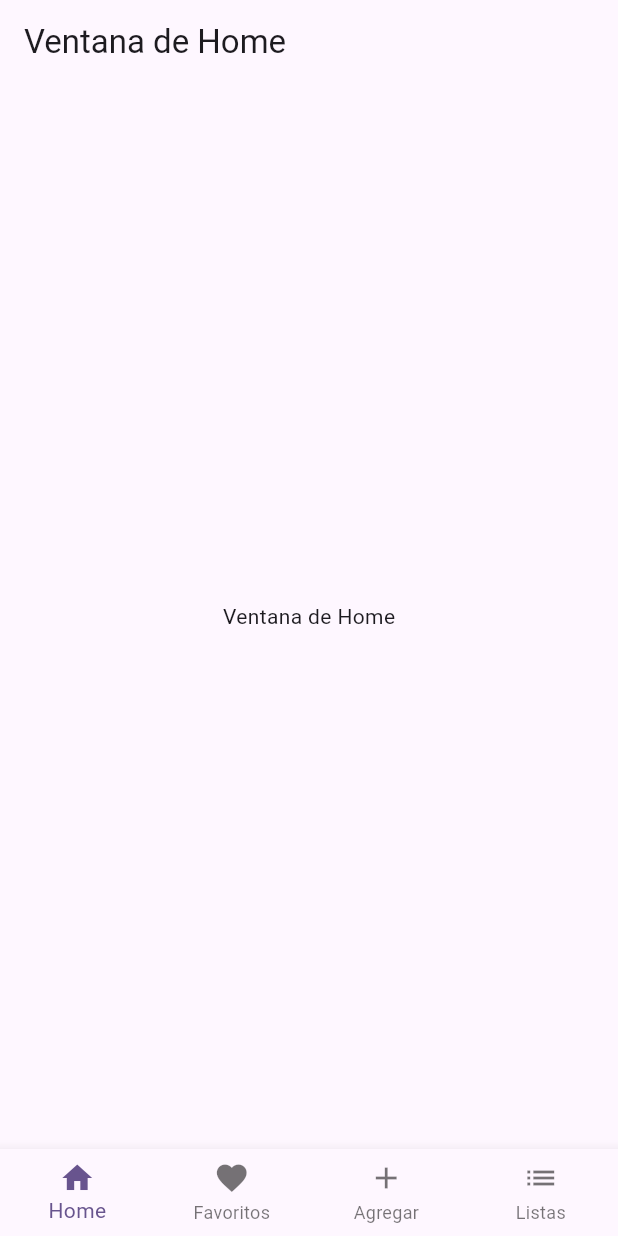
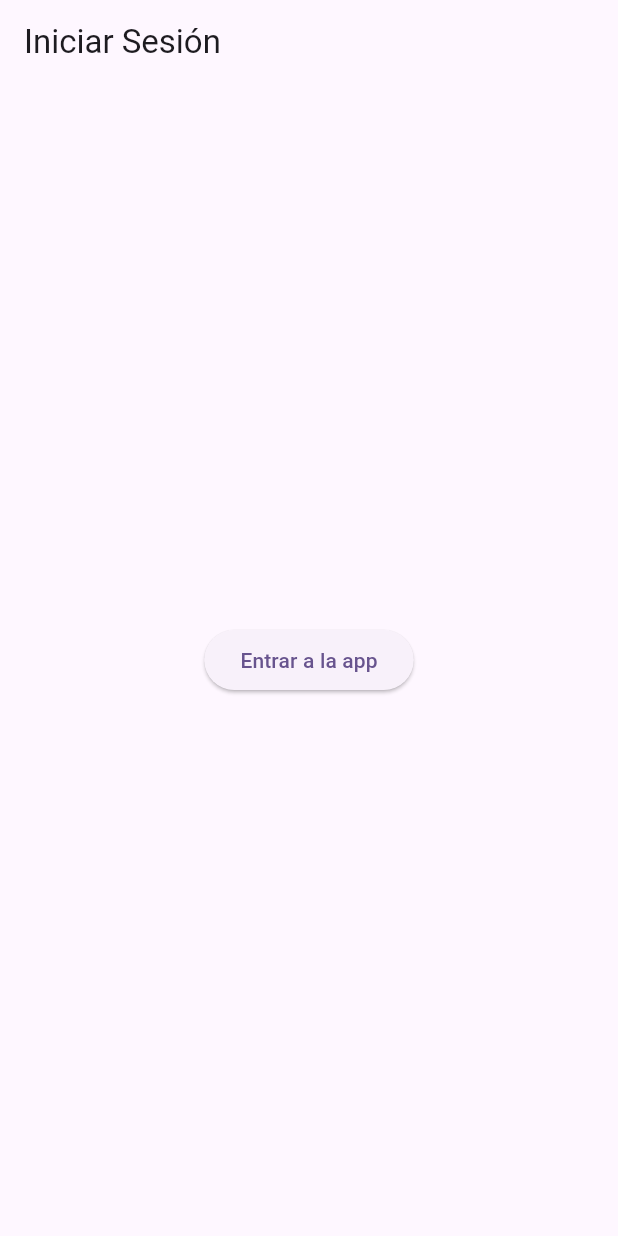
Before and after one commit to Hdz-JC/AppDrinkify, a Flutter app: the screen it shows after launch, on a phone screen of 412 x 824 dp. Run offline on Flutter 3.47's test engine with Material 3 defaults, Android fonts, the phone set to English and light mode, and no system bars; our stand-ins replace go_router.

Commit message:
Second version

```diff
--- a/lib/app_router.dart
+++ b/lib/app_router.dart
@@ -1,17 +1,36 @@
+import 'package:flutter/material.dart';
 import 'package:go_router/go_router.dart';
-import 'package:flutter/material.dart';
-
+import 'controllers/auth_controller.dart';
 import 'views/home_view.dart';
 import 'views/favoritos_view.dart';
 import 'views/agregar_view.dart';
 import 'views/listas_view.dart';
+import 'views/login_view.dart';
+import 'views/registro_view.dart';
 
-final GoRouter appRouter = GoRouter(
-  initialLocation: '/home',
+GoRouter createRouter(AuthController authController) {
+  return GoRouter(
+    initialLocation: '/login',
+    refreshListenable: authController,
+    redirect: (context, state) {
+      final loggedIn = authController.isLoggedIn;
+      final location = state.uri.toString(); // reemplazo de 'subloc'
+      final loggingIn = location == '/login' || location == '/registro';
+
+      if (!loggedIn && !loggingIn) return '/login';
+      if (loggedIn && loggingIn) return '/home';
+      return null; // no hacer nada
+    },
     routes: [
+      // Rutas públicas (login y registro)
+      GoRoute(path: '/login', builder: (context, state) => const LoginView()),
+      GoRoute(path: '/registro', builder: (context, state) => const RegistroView()),
+
+      // Rutas privadas (pantallas con barra inferior)
       GoRoute(path: '/home', builder: (context, state) => const HomeView()),
       GoRoute(path: '/favoritos', builder: (context, state) => const FavoritosView()),
       GoRoute(path: '/agregar', builder: (context, state) => const AgregarView()),
       GoRoute(path: '/listas', builder: (context, state) => const ListasView()),
     ],
   );
+}
--- /dev/null
+++ b/lib/controllers/auth_controller.dart
@@ -0,0 +1,18 @@
+// lib/controllers/auth_controller.dart
+import 'package:flutter/material.dart';
+
+class AuthController extends ChangeNotifier {
+  bool _isLoggedIn = false;
+
+  bool get isLoggedIn => _isLoggedIn;
+
+  void login() {
+    _isLoggedIn = true;
+    notifyListeners();
+  }
+
+  void logout() {
+    _isLoggedIn = false;
+    notifyListeners();
+  }
+}
--- a/lib/main.dart
+++ b/lib/main.dart
@@ -1,4 +1,7 @@
+// lib/main.dart
 import 'package:flutter/material.dart';
+import 'package:provider/provider.dart';
+import 'controllers/auth_controller.dart';
 import 'app_router.dart';
 
 void main() {
@@ -10,13 +13,22 @@ class MyApp extends StatelessWidget {
 
   @override
   Widget build(BuildContext context) {
-    return MaterialApp.router(
-      debugShowCheckedModeBanner: false,
-      title: 'App Drinkify',
-      routerConfig: appRouter, // 🔗 conexión con tu GoRouter
-      theme: ThemeData(
-        useMaterial3: true, // activa Material 3 (moderno)
-        colorScheme: ColorScheme.fromSeed(seedColor: Colors.deepPurple),
+    return ChangeNotifierProvider(
+      create: (_) => AuthController(),
+      child: Consumer<AuthController>(
+        builder: (context, authController, _) {
+          final router = createRouter(authController);
+
+          return MaterialApp.router(
+            debugShowCheckedModeBanner: false,
+            title: 'App Drinkify',
+            theme: ThemeData(
+              useMaterial3: true,
+              colorScheme: ColorScheme.fromSeed(seedColor: Colors.deepPurple),
+            ),
+            routerConfig: router,
+          );
+        },
       ),
     );
   }
--- a/lib/views/home_view.dart
+++ b/lib/views/home_view.dart
@@ -1,50 +1,27 @@
 import 'package:flutter/material.dart';
-import 'package:go_router/go_router.dart';
-import '../controllers/navigation_controller.dart';
+import 'package:provider/provider.dart';
+import '../controllers/auth_controller.dart';
+import '../widgets/bottom_nav_bar.dart';
 
 class HomeView extends StatelessWidget {
   const HomeView({super.key});
 
-  int _getCurrentIndex(String location) {
-    if (location.startsWith('/favoritos')) return 1;
-    if (location.startsWith('/agregar')) return 2;
-    if (location.startsWith('/listas')) return 3;
-    return 0;
-  }
-
   @override
   Widget build(BuildContext context) {
-    final String location = GoRouterState.of(context).uri.toString();
+    final auth = Provider.of<AuthController>(context, listen: false);
 
     return Scaffold(
-      appBar: AppBar(title: const Text('Ventana de Home')),
-      body: const Center(child: Text('Ventana de Home')),
-      bottomNavigationBar: BottomNavigationBar(
-        currentIndex: _getCurrentIndex(location),
-        type: BottomNavigationBarType.fixed,
-        onTap: (index) {
-          switch (index) {
-            case 0:
-              NavigationController.navigateTo(context, '/home');
-              break;
-            case 1:
-              NavigationController.navigateTo(context, '/favoritos');
-              break;
-            case 2:
-              NavigationController.navigateTo(context, '/agregar');
-              break;
-            case 3:
-              NavigationController.navigateTo(context, '/listas');
-              break;
-          }
-        },
-        items: const [
-          BottomNavigationBarItem(icon: Icon(Icons.home), label: 'Home'),
-          BottomNavigationBarItem(icon: Icon(Icons.favorite), label: 'Favoritos'),
-          BottomNavigationBarItem(icon: Icon(Icons.add), label: 'Agregar'),
-          BottomNavigationBarItem(icon: Icon(Icons.list), label: 'Listas'),
+      appBar: AppBar(
+        title: const Text('Ventana de Home'),
+        actions: [
+          IconButton(
+            onPressed: auth.logout, // cerrar sesión → redirige automáticamente
+            icon: const Icon(Icons.logout),
+          ),
         ],
       ),
+      body: const Center(child: Text('Bienvenido a Home')),
+      bottomNavigationBar: const BottomNavBar(),
     );
   }
 }
--- /dev/null
+++ b/lib/views/login_view.dart
@@ -0,0 +1,25 @@
+// lib/views/login_view.dart
+import 'package:flutter/material.dart';
+import 'package:provider/provider.dart';
+import '../controllers/auth_controller.dart';
+
+class LoginView extends StatelessWidget {
+  const LoginView({super.key});
+
+  @override
+  Widget build(BuildContext context) {
+    final auth = Provider.of<AuthController>(context, listen: false);
+
+    return Scaffold(
+      appBar: AppBar(title: const Text('Iniciar Sesión')),
+      body: Center(
+        child: ElevatedButton(
+          onPressed: () {
+            auth.login(); // Cambia el estado a "logueado"
+          },
+          child: const Text('Entrar a la app'),
+        ),
+      ),
+    );
+  }
+}
--- a/pubspec.yaml
+++ b/pubspec.yaml
@@ -10,6 +10,7 @@ dependencies:
   flutter:
     sdk: flutter
   go_router: ^16.2.4
+  provider: ^6.0.5
 
 dev_dependencies:
   flutter_test:
```
Also changed, not shown: lib/views/registro_view.dart (added, +39 -0 lines), lib/widgets/bottom_nav_bar.dart (added, +45 -0 lines), pubspec.lock. Lines whose indentation alone changed are shown as unchanged.
